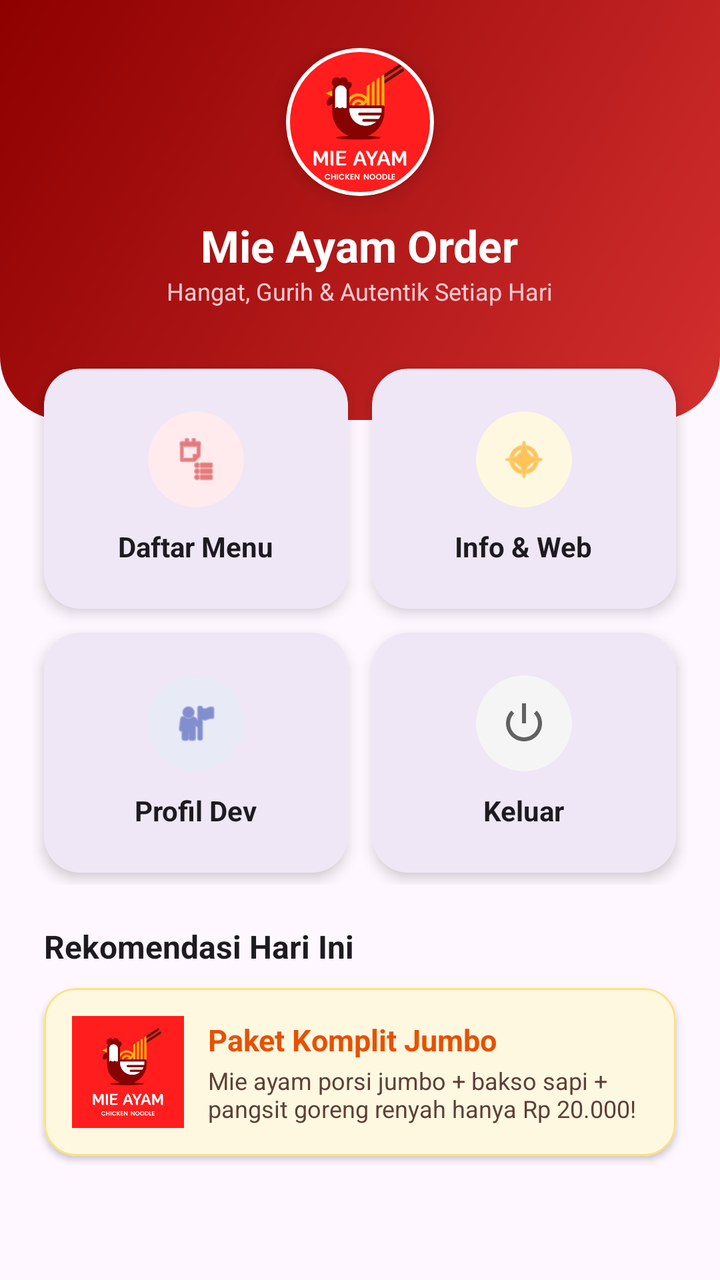
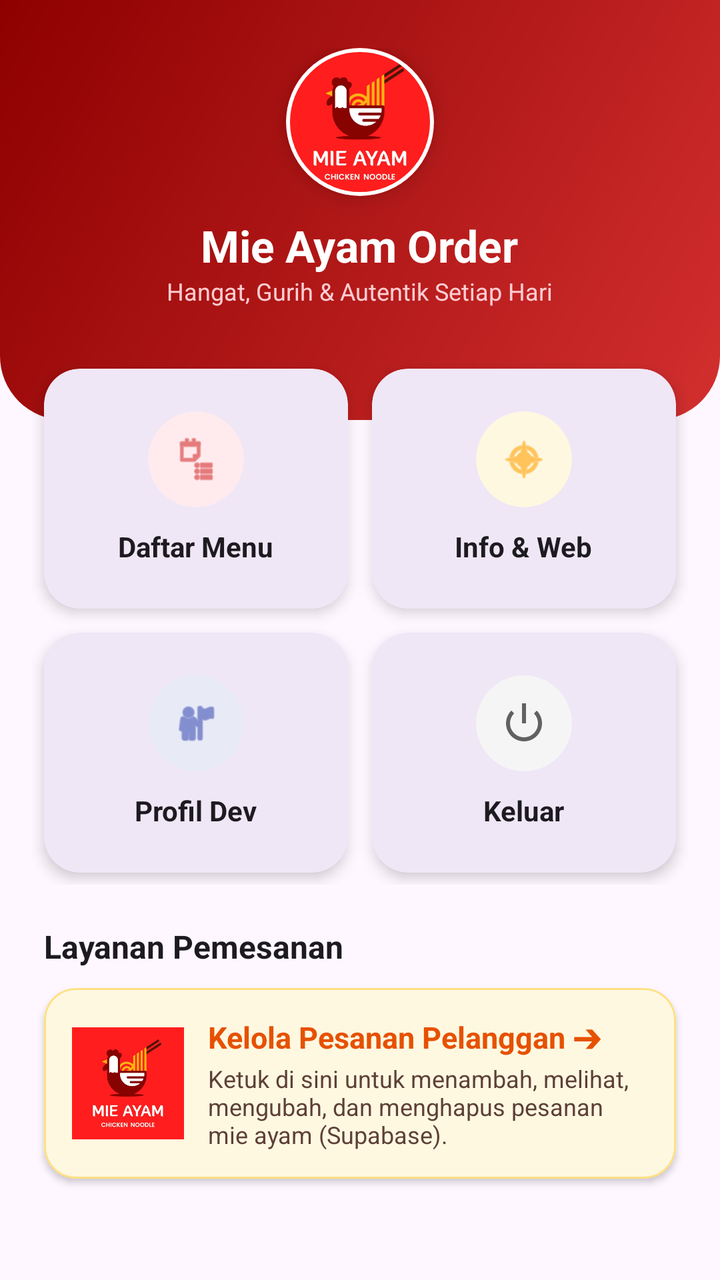

Two renders of the same Android screen: before a commit and after it. Below are the layout's source before the change and the commit's diff.
<!-- AndroidManifest.xml: application theme Theme.SnackRachel -->
<!-- res/layout/fragment_home.xml -->
<?xml version="1.0" encoding="utf-8"?>
<LinearLayout xmlns:android="http://schemas.android.com/apk/res/android"
    xmlns:app="http://schemas.android.com/apk/res-auto"
    android:layout_width="match_parent"
    android:layout_height="match_parent"
    android:orientation="vertical"
    android:background="?android:colorBackground">

    <ScrollView
        android:layout_width="match_parent"
        android:layout_height="match_parent"
        android:scrollbars="none">

        <LinearLayout
            android:layout_width="match_parent"
            android:layout_height="wrap_content"
            android:orientation="vertical">

            
            <LinearLayout
                android:layout_width="match_parent"
                android:layout_height="210dp"
                android:background="@drawable/bg_header_gradient"
                android:gravity="center_horizontal"
                android:orientation="vertical"
                android:paddingTop="24dp">

                <com.google.android.material.card.MaterialCardView
                    android:layout_width="74dp"
                    android:layout_height="74dp"
                    app:cardCornerRadius="37dp"
                    app:cardElevation="6dp"
                    app:strokeColor="@color/white"
                    app:strokeWidth="2dp">

                    <ImageView
                        android:layout_width="match_parent"
                        android:layout_height="match_parent"
                        android:src="@drawable/mieayam"
                        android:scaleType="centerCrop"
                        android:contentDescription="Logo Mie Ayam" />
                </com.google.android.material.card.MaterialCardView>

                <TextView
                    android:layout_width="wrap_content"
                    android:layout_height="wrap_content"
                    android:text="@string/app_name"
                    android:textColor="@color/white"
                    android:textSize="22sp"
                    android:textStyle="bold"
                    android:layout_marginTop="10dp" />

                <TextView
                    android:layout_width="wrap_content"
                    android:layout_height="wrap_content"
                    android:text="Hangat, Gurih &amp; Autentik Setiap Hari"
                    android:textColor="#FFCDD2"
                    android:textSize="12sp" />
            </LinearLayout>

            
            <LinearLayout
                android:layout_width="match_parent"
                android:layout_height="wrap_content"
                android:layout_marginTop="-32dp"
                android:orientation="vertical"
                android:paddingHorizontal="16dp">

                
                <GridLayout
                    android:layout_width="match_parent"
                    android:layout_height="wrap_content"
                    android:columnCount="2"
                    android:rowCount="2"
                    android:alignmentMode="alignMargins"
                    android:columnOrderPreserved="false">

                    
                    <com.google.android.material.card.MaterialCardView
                        android:id="@+id/btnGoToMenu"
                        android:layout_width="0dp"
                        android:layout_height="120dp"
                        android:layout_columnWeight="1"
                        android:layout_margin="6dp"
                        android:clickable="true"
                        android:focusable="true"
                        app:cardBackgroundColor="?attr/colorSurface"
                        app:cardCornerRadius="18dp"
                        app:cardElevation="4dp"
                        app:strokeWidth="0dp">

                        <LinearLayout
                            android:layout_width="match_parent"
                            android:layout_height="match_parent"
                            android:gravity="center"
                            android:orientation="vertical"
                            android:padding="12dp">

                            <com.google.android.material.card.MaterialCardView
                                android:layout_width="48dp"
                                android:layout_height="48dp"
                                app:cardBackgroundColor="#FFEBEE"
                                app:cardCornerRadius="24dp"
                                app:cardElevation="0dp"
                                app:strokeWidth="0dp">

                                <ImageView
                                    android:layout_width="24dp"
                                    android:layout_height="24dp"
                                    android:layout_gravity="center"
                                    android:src="@android:drawable/ic_menu_agenda"
                                    app:tint="@color/primary_color" />
                            </com.google.android.material.card.MaterialCardView>

                            <TextView
                                android:layout_width="wrap_content"
                                android:layout_height="wrap_content"
                                android:layout_marginTop="10dp"
                                android:text="Daftar Menu"
                                android:textColor="?attr/colorOnSurface"
                                android:textSize="14sp"
                                android:textStyle="bold" />
                        </LinearLayout>
                    </com.google.android.material.card.MaterialCardView>

                    
                    <com.google.android.material.card.MaterialCardView
                        android:id="@+id/btnGoToWeb"
                        android:layout_width="0dp"
                        android:layout_height="120dp"
                        android:layout_columnWeight="1"
                        android:layout_margin="6dp"
                        android:clickable="true"
                        android:focusable="true"
                        app:cardBackgroundColor="?attr/colorSurface"
                        app:cardCornerRadius="18dp"
                        app:cardElevation="4dp"
                        app:strokeWidth="0dp">

                        <LinearLayout
                            android:layout_width="match_parent"
                            android:layout_height="match_parent"
                            android:gravity="center"
                            android:orientation="vertical"
                            android:padding="12dp">

                            <com.google.android.material.card.MaterialCardView
                                android:layout_width="48dp"
                                android:layout_height="48dp"
                                app:cardBackgroundColor="#FFF8E1"
                                app:cardCornerRadius="24dp"
                                app:cardElevation="0dp"
                                app:strokeWidth="0dp">

                                <ImageView
                                    android:layout_width="24dp"
                                    android:layout_height="24dp"
                                    android:layout_gravity="center"
                                    android:src="@android:drawable/ic_menu_compass"
                                    app:tint="#FFA000" />
                            </com.google.android.material.card.MaterialCardView>

                            <TextView
                                android:layout_width="wrap_content"
                                android:layout_height="wrap_content"
                                android:layout_marginTop="10dp"
                                android:text="Info &amp; Web"
                                android:textColor="?attr/colorOnSurface"
                                android:textSize="14sp"
                                android:textStyle="bold" />
                        </LinearLayout>
                    </com.google.android.material.card.MaterialCardView>

                    
                    <com.google.android.material.card.MaterialCardView
                        android:id="@+id/btnGoToProfile"
                        android:layout_width="0dp"
                        android:layout_height="120dp"
                        android:layout_columnWeight="1"
                        android:layout_margin="6dp"
                        android:clickable="true"
                        android:focusable="true"
                        app:cardBackgroundColor="?attr/colorSurface"
                        app:cardCornerRadius="18dp"
                        app:cardElevation="4dp"
                        app:strokeWidth="0dp">

                        <LinearLayout
                            android:layout_width="match_parent"
                            android:layout_height="match_parent"
                            android:gravity="center"
                            android:orientation="vertical"
                            android:padding="12dp">

                            <com.google.android.material.card.MaterialCardView
                                android:layout_width="48dp"
                                android:layout_height="48dp"
                                app:cardBackgroundColor="#E8EAF6"
                                app:cardCornerRadius="24dp"
                                app:cardElevation="0dp"
                                app:strokeWidth="0dp">

                                <ImageView
                                    android:layout_width="24dp"
                                    android:layout_height="24dp"
                                    android:layout_gravity="center"
                                    android:src="@android:drawable/ic_menu_myplaces"
                                    app:tint="#3F51B5" />
                            </com.google.android.material.card.MaterialCardView>

                            <TextView
                                android:layout_width="wrap_content"
                                android:layout_height="wrap_content"
                                android:layout_marginTop="10dp"
                                android:text="Profil Dev"
                                android:textColor="?attr/colorOnSurface"
                                android:textSize="14sp"
                                android:textStyle="bold" />
                        </LinearLayout>
                    </com.google.android.material.card.MaterialCardView>

                    
                    <com.google.android.material.card.MaterialCardView
                        android:id="@+id/btnLogoutUser"
                        android:layout_width="0dp"
                        android:layout_height="120dp"
                        android:layout_columnWeight="1"
                        android:layout_margin="6dp"
                        android:clickable="true"
                        android:focusable="true"
                        app:cardBackgroundColor="?attr/colorSurface"
                        app:cardCornerRadius="18dp"
                        app:cardElevation="4dp"
                        app:strokeWidth="0dp">

                        <LinearLayout
                            android:layout_width="match_parent"
                            android:layout_height="match_parent"
                            android:gravity="center"
                            android:orientation="vertical"
                            android:padding="12dp">

                            <com.google.android.material.card.MaterialCardView
                                android:layout_width="48dp"
                                android:layout_height="48dp"
                                app:cardBackgroundColor="#F5F5F5"
                                app:cardCornerRadius="24dp"
                                app:cardElevation="0dp"
                                app:strokeWidth="0dp">

                                <ImageView
                                    android:layout_width="24dp"
                                    android:layout_height="24dp"
                                    android:layout_gravity="center"
                                    android:src="@android:drawable/ic_lock_power_off"
                                    app:tint="#616161" />
                            </com.google.android.material.card.MaterialCardView>

                            <TextView
                                android:layout_width="wrap_content"
                                android:layout_height="wrap_content"
                                android:layout_marginTop="10dp"
                                android:text="Keluar"
                                android:textColor="?attr/colorOnSurface"
                                android:textSize="14sp"
                                android:textStyle="bold" />
                        </LinearLayout>
                    </com.google.android.material.card.MaterialCardView>

                </GridLayout>

                
                <TextView
                    android:layout_width="wrap_content"
                    android:layout_height="wrap_content"
                    android:text="Rekomendasi Hari Ini"
                    android:textSize="16sp"
                    android:textStyle="bold"
                    android:textColor="?attr/colorOnSurface"
                    android:layout_marginTop="20dp"
                    android:layout_marginStart="6dp"
                    android:layout_marginBottom="10dp" />

                <com.google.android.material.card.MaterialCardView
                    android:layout_width="match_parent"
                    android:layout_height="wrap_content"
                    android:layout_marginHorizontal="6dp"
                    android:layout_marginBottom="20dp"
                    app:cardBackgroundColor="#FFF8E1"
                    app:cardCornerRadius="16dp"
                    app:cardElevation="2dp"
                    app:strokeColor="#FFE082"
                    app:strokeWidth="1dp">

                    <LinearLayout
                        android:layout_width="match_parent"
                        android:layout_height="wrap_content"
                        android:orientation="horizontal"
                        android:padding="14dp"
                        android:gravity="center_vertical">

                        <ImageView
                            android:layout_width="56dp"
                            android:layout_height="56dp"
                            android:src="@drawable/mieayam"
                            android:scaleType="centerCrop" />

                        <LinearLayout
                            android:layout_width="match_parent"
                            android:layout_height="wrap_content"
                            android:orientation="vertical"
                            android:layout_marginStart="12dp">

                            <TextView
                                android:layout_width="wrap_content"
                                android:layout_height="wrap_content"
                                android:text="Paket Komplit Jumbo"
                                android:textSize="15sp"
                                android:textStyle="bold"
                                android:textColor="#E65100" />

                            <TextView
                                android:layout_width="wrap_content"
                                android:layout_height="wrap_content"
                                android:text="Mie ayam porsi jumbo + bakso sapi + pangsit goreng renyah hanya Rp 20.000!"
                                android:textSize="12sp"
                                android:textColor="#5D4037"
                                android:layout_marginTop="2dp" />
                        </LinearLayout>
                    </LinearLayout>
                </com.google.android.material.card.MaterialCardView>

            </LinearLayout>
        </LinearLayout>
    </ScrollView>
</LinearLayout>
<!-- resources referenced by this layout -->
<resources>
  <color name="primary_color">#D32F2F</color>
  <color name="white">#FFFFFFFF</color>
  <!-- drawable bg_header_gradient (drawable) -->
  <?xml version="1.0" encoding="utf-8"?>
  <shape xmlns:android="http://schemas.android.com/apk/res/android">
      <gradient
          android:angle="135"
          android:endColor="#8E0000"
          android:startColor="@color/primary_color" />
      <corners
          android:bottomLeftRadius="32dp"
          android:bottomRightRadius="32dp" />
  </shape>
  <!-- drawable mieayam: png bitmap (drawable, 11821 bytes) -->
  <string name="app_name">Mie Ayam Order</string>
  <style name="Theme.SnackRachel" parent="Base.Theme.SnackRachel" />
  <style name="Base.Theme.SnackRachel" parent="Theme.Material3.DayNight.NoActionBar">
          
          
      </style>
</resources>

<!-- the commit's change to res/layout/fragment_home.xml (unified diff, before → after) -->
@@ -273,7 +273,7 @@
                 <TextView
                     android:layout_width="wrap_content"
                     android:layout_height="wrap_content"
-                    android:text="Rekomendasi Hari Ini"
+                    android:text="Layanan Pemesanan"
                     android:textSize="16sp"
                     android:textStyle="bold"
                     android:textColor="?attr/colorOnSurface"
@@ -282,10 +282,13 @@
                     android:layout_marginBottom="10dp" />
 
                 <com.google.android.material.card.MaterialCardView
+                    android:id="@+id/cardPromoOrder"
                     android:layout_width="match_parent"
                     android:layout_height="wrap_content"
                     android:layout_marginHorizontal="6dp"
                     android:layout_marginBottom="20dp"
+                    android:clickable="true"
+                    android:focusable="true"
                     app:cardBackgroundColor="#FFF8E1"
                     app:cardCornerRadius="16dp"
                     app:cardElevation="2dp"
@@ -314,7 +317,7 @@
                             <TextView
                                 android:layout_width="wrap_content"
                                 android:layout_height="wrap_content"
-                                android:text="Paket Komplit Jumbo"
+                                android:text="Kelola Pesanan Pelanggan ➔"
                                 android:textSize="15sp"
                                 android:textStyle="bold"
                                 android:textColor="#E65100" />
@@ -322,7 +325,7 @@
                             <TextView
                                 android:layout_width="wrap_content"
                                 android:layout_height="wrap_content"
-                                android:text="Mie ayam porsi jumbo + bakso sapi + pangsit goreng renyah hanya Rp 20.000!"
+                                android:text="Ketuk di sini untuk menambah, melihat, mengubah, dan menghapus pesanan mie ayam (Supabase)."
                                 android:textSize="12sp"
                                 android:textColor="#5D4037"
                                 android:layout_marginTop="2dp" />
